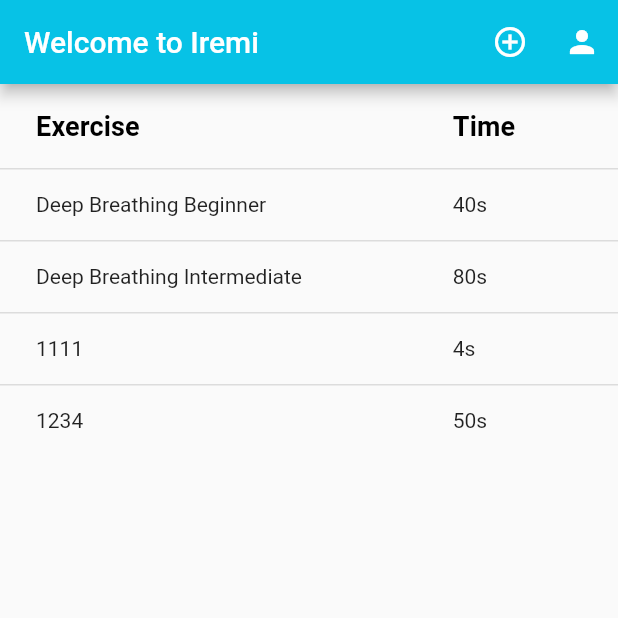
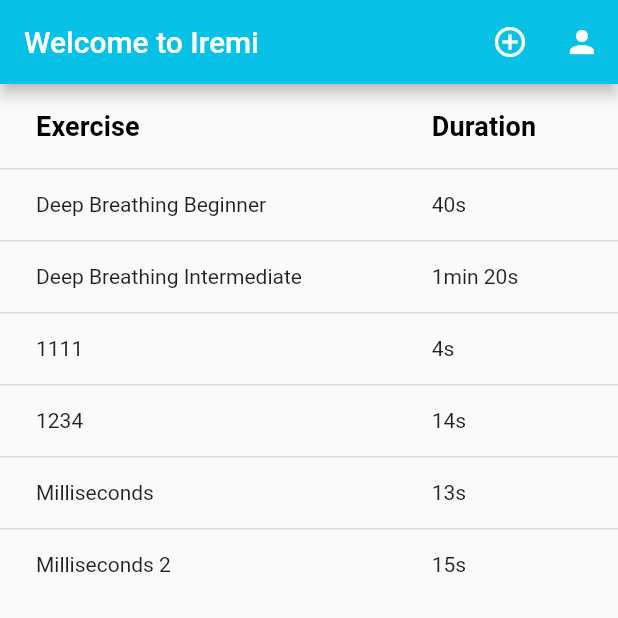
Before and after one commit to ZiClaud/Iremi-Breathing-App, a Flutter app: the screen it shows after launch, on a phone screen of 412 x 824 dp, the top half of it. Run offline on Flutter 3.47's test engine with Material 2 defaults, Android fonts, the phone set to English and light mode, and no system bars.

Commit message:
Code improvements
Added milliseconds

Added "darkmode" in profile

Found bug for when using milliseconds

```diff
--- a/iremibreathingapp/lib/basics/exercises/customExercise.dart
+++ b/iremibreathingapp/lib/basics/exercises/customExercise.dart
@@ -14,25 +14,33 @@ class CustomExercise extends Exercise {
   List<String> steps;
 
   @override
-  late Duration inhaleTime;
+  late Duration inhaleDuration;
 
   @override
-  late Duration holdMiddleTime;
+  late Duration holdMiddleDuration;
 
   @override
-  late Duration exhaleTime;
+  late Duration exhaleDuration;
 
   @override
-  late Duration holdEndTime;
+  late Duration holdEndDuration;
 
   @override
   int times;
 
   CustomExercise(this.name, this.description, this.notes, this.steps,
-      inhaleTime, holdMiddleTime, exhaleTime, holdEndTime, this.times) {
-    this.inhaleTime = Duration(seconds: inhaleTime);
-    this.holdMiddleTime = Duration(seconds: holdMiddleTime);
-    this.exhaleTime = Duration(seconds: exhaleTime);
-    this.holdEndTime = Duration(seconds: holdEndTime);
+      this.times, inhaleTime, holdMiddleTime, exhaleTime, holdEndTime,
+      {inhaleTimeMs = 0,
+      holdMiddleTimeMs = 0,
+      exhaleTimeMs = 0,
+      holdEndTimeMs = 0}) {
+    this.inhaleDuration =
+        Duration(seconds: inhaleTime, milliseconds: inhaleTimeMs);
+    this.holdMiddleDuration =
+        Duration(seconds: holdMiddleTime, milliseconds: holdMiddleTimeMs);
+    this.exhaleDuration =
+        Duration(seconds: exhaleTime, milliseconds: exhaleTimeMs);
+    this.holdEndDuration =
+        Duration(seconds: holdEndTime, milliseconds: holdEndTimeMs);
   }
 }
--- a/iremibreathingapp/lib/basics/exercises/deepBreathingExerciseBeginner.dart
+++ b/iremibreathingapp/lib/basics/exercises/deepBreathingExerciseBeginner.dart
@@ -5,16 +5,16 @@ class DeepBreathingExerciseBeginner extends DeepBreathingExercise {
   String name = "Deep Breathing Beginner";
 
   @override
-  Duration inhaleTime = Duration(seconds: 2);
+  Duration inhaleDuration = Duration(seconds: 2);
 
   @override
-  Duration holdMiddleTime = Duration(seconds: 2);
+  Duration holdMiddleDuration = Duration(seconds: 2);
 
   @override
-  Duration exhaleTime = Duration(seconds: 2);
+  Duration exhaleDuration = Duration(seconds: 2);
 
   @override
-  Duration holdEndTime = Duration(seconds: 2);
+  Duration holdEndDuration = Duration(seconds: 2);
 
   @override
   int times = 5;
--- a/iremibreathingapp/lib/basics/exercises/deepBreathingExerciseIntermediate.dart
+++ b/iremibreathingapp/lib/basics/exercises/deepBreathingExerciseIntermediate.dart
@@ -5,16 +5,16 @@ class DeepBreathingExerciseIntermediate extends DeepBreathingExercise {
   String name = "Deep Breathing Intermediate";
 
   @override
-  Duration inhaleTime = Duration(seconds: 4);
+  Duration inhaleDuration = Duration(seconds: 4);
 
   @override
-  Duration holdMiddleTime = Duration(seconds: 4);
+  Duration holdMiddleDuration = Duration(seconds: 4);
 
   @override
-  Duration exhaleTime = Duration(seconds: 4);
+  Duration exhaleDuration = Duration(seconds: 4);
 
   @override
-  Duration holdEndTime = Duration(seconds: 4);
+  Duration holdEndDuration = Duration(seconds: 4);
 
   @override
   int times = 5;
--- a/iremibreathingapp/lib/basics/exercises/exercise.dart
+++ b/iremibreathingapp/lib/basics/exercises/exercise.dart
@@ -3,10 +3,10 @@ abstract class Exercise {
   late String description;
   late String notes;
   late List<String> steps;
-  late Duration inhaleTime;
-  late Duration holdMiddleTime;
-  late Duration exhaleTime;
-  late Duration holdEndTime;
+  late Duration inhaleDuration;
+  late Duration holdMiddleDuration;
+  late Duration exhaleDuration;
+  late Duration holdEndDuration;
   late int times;
 
   void tellSteps() {
@@ -22,18 +22,18 @@ abstract class Exercise {
   void start2(int times) async {
     while (times-- > 0) {
       print('inhale');
-      await Future.delayed(inhaleTime);
+      await Future.delayed(inhaleDuration);
       print('hold');
-      await Future.delayed(holdMiddleTime);
+      await Future.delayed(holdMiddleDuration);
       print('exhale');
-      await Future.delayed(exhaleTime);
+      await Future.delayed(exhaleDuration);
       print('hold');
-      await Future.delayed(holdEndTime);
+      await Future.delayed(holdEndDuration);
     }
   }
 
   Duration getTime(){
-    return (inhaleTime + holdMiddleTime + exhaleTime + holdEndTime) * times;
+    return (inhaleDuration + holdMiddleDuration + exhaleDuration + holdEndDuration) * times;
   }
 
 /*
--- a/iremibreathingapp/lib/basics/user.dart
+++ b/iremibreathingapp/lib/basics/user.dart
@@ -6,9 +6,10 @@ class MyUser {
   String goal;
   String badges;
   String language;
+  String darkmode;
   String exerciseHistory;
   String settings;
 
   MyUser(this.username, this.name, this.surname, this.sex, this.goal,
-      this.badges, this.language, this.exerciseHistory, this.settings);
+      this.badges, this.language, this.darkmode, this.exerciseHistory, this.settings);
 }
--- a/iremibreathingapp/lib/database/getters.dart
+++ b/iremibreathingapp/lib/database/getters.dart
@@ -20,6 +20,13 @@ class Getters {
       */
       CustomExercise("1111", "", "", [""], 1, 1, 1, 1, 1),
       CustomExercise("1234", "", "", ["s1", "s2"], 1, 2, 3, 4, 5),
+      CustomExercise("Milliseconds", "", "", ["s1", "s2"], 1, 1, 1, 1, 10,
+          inhaleTimeMs: 500),
+      CustomExercise("Milliseconds 2", "", "", ["s1", "s2"], 1, 1, 1, 1, 10,
+          inhaleTimeMs: 500,
+          holdMiddleTimeMs: 500,
+          exhaleTimeMs: 500,
+          holdEndTimeMs: 500),
     ];
 
     return ex;
@@ -27,6 +34,6 @@ class Getters {
 
   static MyUser getUser(){
     return MyUser("ZiCli", "Claudio", "Di Maio", "M",
-        "5 min - day", "Badges", "Italian", "Exercise History", "Settings");
+        "5 min - day", "Badges", "Italian", "Off", "Exercise History", "Settings");
   }
 }
--- a/iremibreathingapp/lib/pages/mainPage.dart
+++ b/iremibreathingapp/lib/pages/mainPage.dart
@@ -3,6 +3,7 @@ import 'package:iremibreathingapp/basics/exercises/exercise.dart';
 import 'package:iremibreathingapp/pages/addExercisePage.dart';
 import 'package:iremibreathingapp/pages/profilePage.dart';
 import '../database/getters.dart';
+import '../utils/myUtils.dart';
 import '../utils/theme.dart';
 import 'exerciseDetailsPage.dart';
 import 'exercisePage.dart';
@@ -40,7 +41,7 @@ class _MainPageState extends State<MainPage> {
               ),
               onPressed: () {
                 Navigator.push(context,
-                    MaterialPageRoute(builder: (context) => ProfilePage()));
+                    MaterialPageRoute(builder: (context) => UserPage()));
               },
             ),
           ]),
@@ -58,7 +59,7 @@ class _MainPageState extends State<MainPage> {
               ),
               DataColumn(
                 label: Text(
-                  'Time',
+                  'Duration',
                   style: TextStyle(fontWeight: FontWeight.w600, fontSize: 18.0),
                 ),
               ),
@@ -76,7 +77,7 @@ class _MainPageState extends State<MainPage> {
                         },
                         cells: <DataCell>[
                           DataCell(Text(exercise.name)),
-                          DataCell(Text("${exercise.getTime().inSeconds}s")),
+                          DataCell(Text(getTimeString(exercise))),
                         ])))
                 .toList(),
           );
--- a/iremibreathingapp/lib/utils/defaultWidget.dart
+++ b/iremibreathingapp/lib/utils/defaultWidget.dart
@@ -60,17 +60,17 @@ class _FourStageAnimationState extends State<FourStageAnimation>
     );
     _animation = TweenSequence([
       TweenSequenceItem(
-        tween: Tween<Size>(begin: Size.zero, end: Size.square(100)),
+        tween: Tween<Size>(begin: Size.zero, end: Size.square(200)),
         weight: widget.durationA.inMilliseconds.toDouble() /
             _controller.duration!.inMilliseconds.toDouble(),
       ),
       TweenSequenceItem(
-        tween: Tween<Size>(begin: Size.square(100), end: Size.square(100)),
+        tween: Tween<Size>(begin: Size.square(200), end: Size.square(200)),
         weight: widget.durationB.inMilliseconds.toDouble() /
             _controller.duration!.inMilliseconds.toDouble(),
       ),
       TweenSequenceItem(
-        tween: Tween<Size>(begin: Size.square(100), end: Size.zero),
+        tween: Tween<Size>(begin: Size.square(200), end: Size.zero),
         weight: widget.durationC.inMilliseconds.toDouble() /
             _controller.duration!.inMilliseconds.toDouble(),
       ),
--- a/iremibreathingapp/lib/utils/myUtils.dart
+++ b/iremibreathingapp/lib/utils/myUtils.dart
@@ -1,6 +1,7 @@
 import 'package:flutter/material.dart';
 import 'package:iremibreathingapp/basics/exercises/exercise.dart';
 import 'package:iremibreathingapp/pages/exercisePage.dart';
+import 'dart:math' as math;
 
 class MyUtils {
   static String getItalianDateFormat(DateTime dateTime) {
@@ -24,3 +25,37 @@ void navigateToExercisePage(context, Exercise exercise) {
     ),
   );
 }
+
+String getDurationString(Exercise exercise) {
+  String ris =
+      "${exercise.inhaleDuration.inSeconds}s ${exercise.inhaleDuration.inMilliseconds % 1000}ms, ";
+  ris =
+      "$ris ${exercise.holdMiddleDuration.inSeconds}s, ${exercise.holdMiddleDuration.inMilliseconds % 1000}ms, ";
+  ris =
+      "$ris ${exercise.exhaleDuration.inSeconds}s, ${exercise.exhaleDuration.inMilliseconds % 1000}ms, ";
+  ris =
+      "$ris ${exercise.holdEndDuration.inSeconds}s, ${exercise.holdEndDuration.inMilliseconds % 1000}ms";
+
+  return ris;
+}
+
+String getTimeString(Exercise exercise) {
+  if (exercise.getTime().inMinutes != 0 &&
+      exercise.getTime().inSeconds % 60 != 0) {
+    return "${exercise.getTime().inMinutes}min ${exercise.getTime().inSeconds % 60}s";
+  } else if (exercise.getTime().inMinutes != 0 &&
+      exercise.getTime().inSeconds % 60 == 0) {
+    return "${exercise.getTime().inMinutes}min";
+  } else if (exercise.getTime().inMinutes == 0 &&
+      exercise.getTime().inSeconds % 60 != 0) {
+    return "${exercise.getTime().inSeconds % 60}s";
+  } else {
+    return "N/A";
+  }
+}
+
+double getMinWindowSize(context) {
+  return math.min(MediaQuery.of(context).size.height,
+          MediaQuery.of(context).size.width) /
+      2;
+}
```
Also changed, not shown: iremibreathingapp/lib/pages/exerciseDetailsPage.dart (+5 -4 lines), iremibreathingapp/lib/pages/exercisePage.dart (+4 -4 lines), iremibreathingapp/lib/pages/profilePage.dart (+6 -4 lines), 1 other file.
